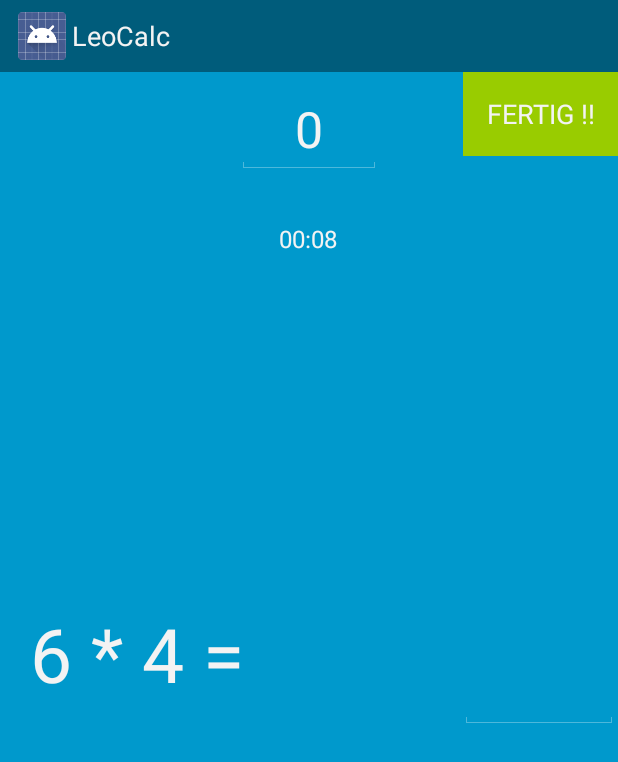
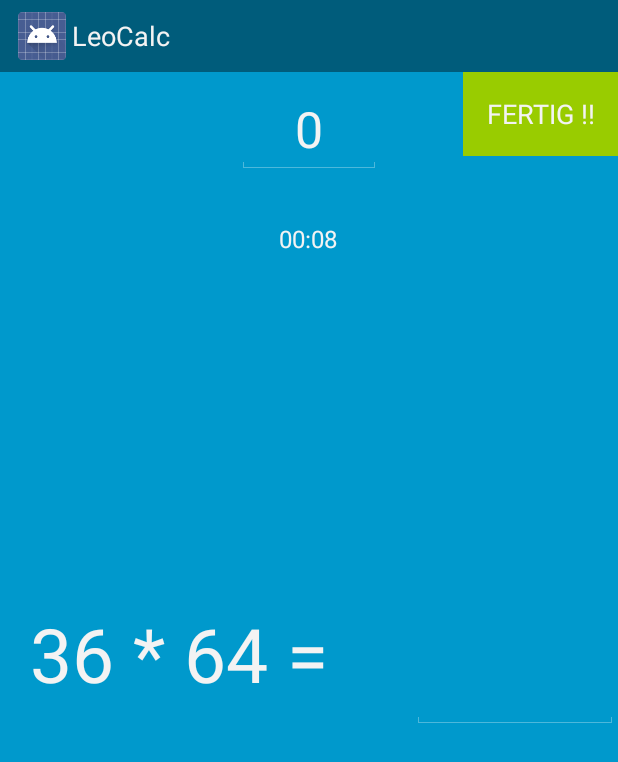
Before and after one commit to eiselejosef/leocalc, an Android app: the screen it shows after launch (EinmalEinsActivity), on a phone screen of 412 x 824 dp. Shown: the top 762 px of the screen. Run offline under Robolectric (Android 15) with nearby library versions, the phone set to English and light mode, and no system bars.

Commit message:
grosses einmaleins

```diff
--- a/app/src/main/java/de/sepp/mobile/leocalc/app/EinmalEinsActivity.java
+++ b/app/src/main/java/de/sepp/mobile/leocalc/app/EinmalEinsActivity.java
@@ -20,7 +20,7 @@ import java.util.Random;
 
 public class EinmalEinsActivity extends Activity {
 
-    private static final int MAX_VALUE = 10;
+    private static final int MAX_VALUE = 100;
     private int count_success = 0;
 
     @Override
--- a/app/src/main/res/layout/activity_einmaleins.xml
+++ b/app/src/main/res/layout/activity_einmaleins.xml
@@ -37,7 +37,7 @@
         </LinearLayout>
 
        <TextView
-            android:layout_width="257dp"
+            android:layout_width="250dp"
             android:layout_height="100dp"
             android:textAppearance="?android:attr/textAppearanceLarge"
             android:text="Formel"
@@ -50,7 +50,7 @@
            android:paddingLeft="20dp" />
 
         <EditText
-            android:layout_width="105dp"
+            android:layout_width="137dp"
             android:layout_height="100dp"
             android:textAppearance="?android:attr/textAppearanceLarge"
             android:inputType="number"
```
Also changed, not shown: 1 other file.
